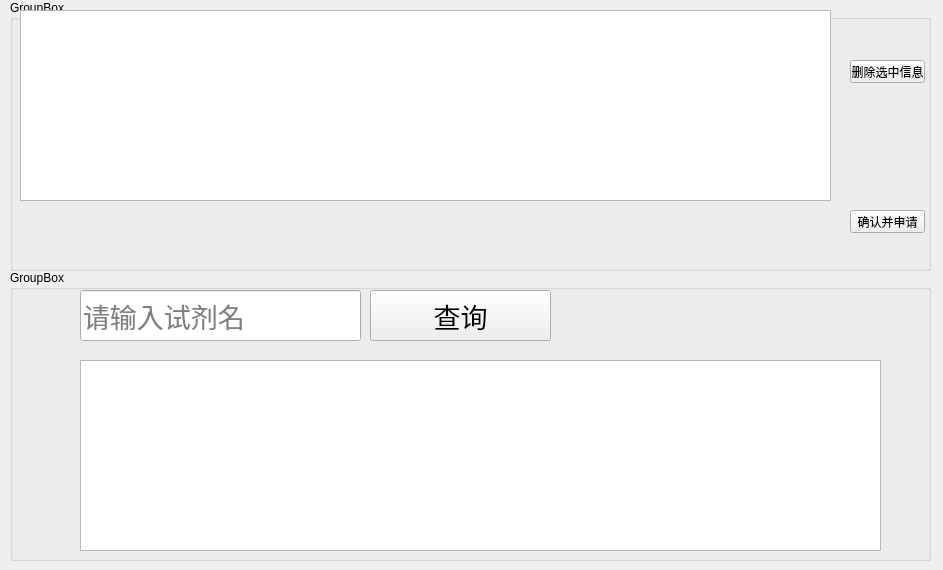
Old version of the form Qt_Dev/v1.1/testSQL/searchwindow.ui in the repository xuezeao/git_program.
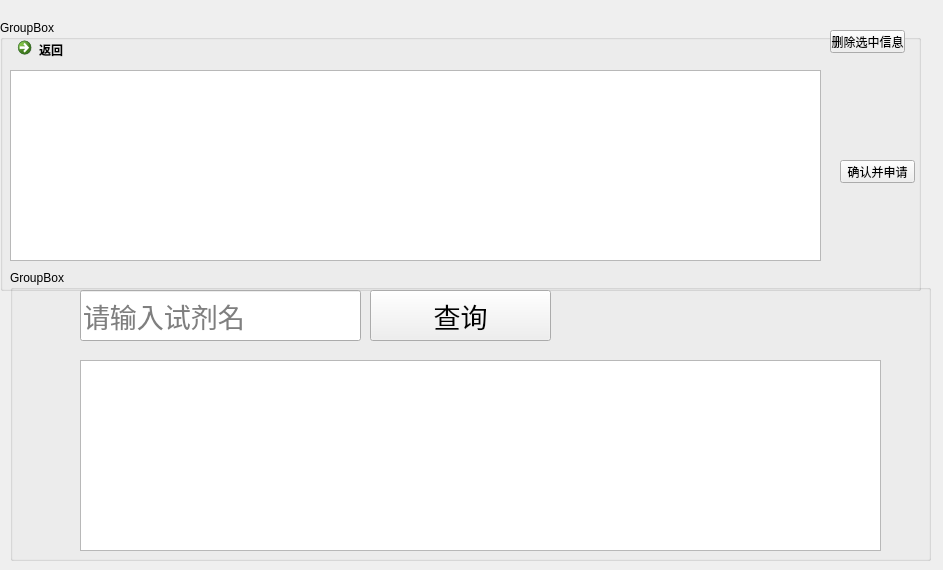
New version of the form.

Diff of the .ui file:
```diff
--- a/Qt_Dev/v1.1/testSQL/searchwindow.ui
+++ b/Qt_Dev/v1.1/testSQL/searchwindow.ui
@@ -23,24 +23,11 @@
     </rect>
    </property>
   </widget>
-  <widget class="QPushButton" name="pushButton_delThisNews">
-   <property name="geometry">
-    <rect>
-     <x>850</x>
-     <y>60</y>
-     <width>75</width>
-     <height>23</height>
-    </rect>
-   </property>
-   <property name="text">
-    <string>删除选中信息</string>
-   </property>
-  </widget>
   <widget class="QGroupBox" name="groupBox">
    <property name="geometry">
     <rect>
-     <x>10</x>
-     <y>0</y>
+     <x>0</x>
+     <y>20</y>
      <width>921</width>
      <height>271</height>
     </rect>
@@ -52,7 +39,7 @@
     <property name="geometry">
      <rect>
       <x>840</x>
-      <y>210</y>
+      <y>140</y>
       <width>75</width>
       <height>23</height>
      </rect>
@@ -65,12 +52,38 @@
     <property name="geometry">
      <rect>
       <x>10</x>
-      <y>10</y>
+      <y>50</y>
       <width>811</width>
       <height>191</height>
      </rect>
     </property>
    </widget>
+   <widget class="QCommandLinkButton" name="commandLinkButton">
+    <property name="geometry">
+     <rect>
+      <x>10</x>
+      <y>10</y>
+      <width>172</width>
+      <height>41</height>
+     </rect>
+    </property>
+    <property name="text">
+     <string>返回</string>
+    </property>
+   </widget>
+   <widget class="QPushButton" name="pushButton_delThisNews">
+    <property name="geometry">
+     <rect>
+      <x>830</x>
+      <y>10</y>
+      <width>75</width>
+      <height>23</height>
+     </rect>
+    </property>
+    <property name="text">
+     <string>删除选中信息</string>
+    </property>
+   </widget>
   </widget>
   <widget class="QGroupBox" name="groupBox_2">
    <property name="geometry">
```
Left out of the diff: 1 changed line with no effect on the pictures.
